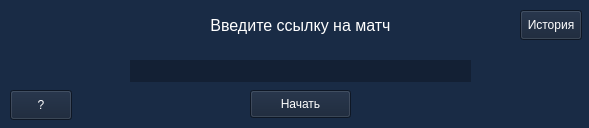
Qt form qt/uis/first_window.ui (CodderLord/CS_GO_analythics) before a commit.
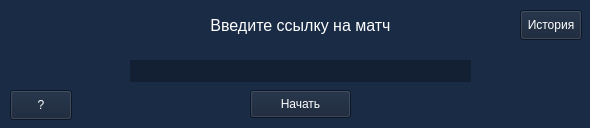
The same form after that commit.

Commit message: create first menu

Patch:
```diff
--- a/qt/uis/first_window.ui
+++ b/qt/uis/first_window.ui
@@ -6,7 +6,7 @@
    <rect>
     <x>0</x>
     <y>0</y>
-    <width>589</width>
+    <width>590</width>
     <height>128</height>
    </rect>
   </property>
@@ -18,8 +18,8 @@
   </property>
   <property name="maximumSize">
    <size>
-    <width>589</width>
-    <height>128</height>
+    <width>590</width>
+    <height>159</height>
    </size>
   </property>
   <property name="windowTitle">
```
